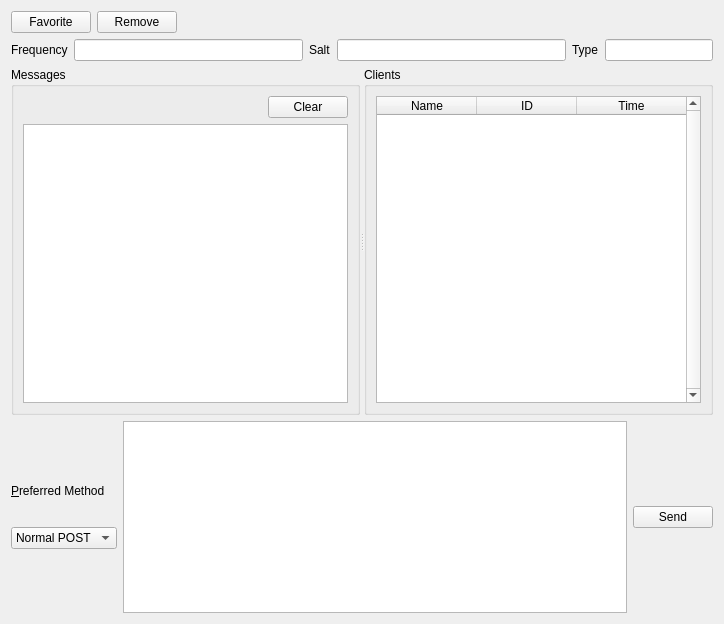
Above: UI/buzzpage.ui from xloem/spot-on-svn before the change. Below: the same form after it.
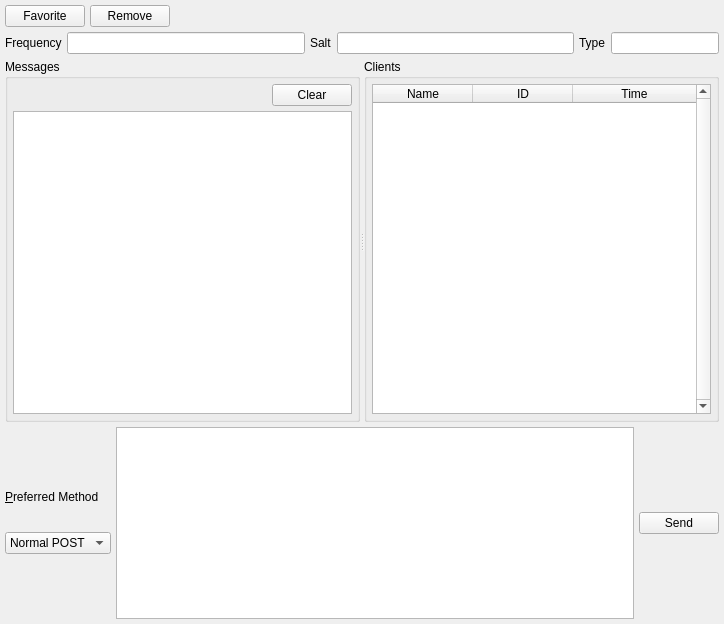
That is the form after the change. Custom widgets are drawn as their Qt base class.

The edit to the form file:
```diff
--- a/UI/buzzpage.ui
+++ b/UI/buzzpage.ui
@@ -14,8 +14,17 @@
    <string>Form</string>
   </property>
   <layout class="QVBoxLayout" name="verticalLayout">
+   <property name="spacing">
+    <number>5</number>
+   </property>
+   <property name="margin">
+    <number>5</number>
+   </property>
    <item>
     <layout class="QHBoxLayout" name="horizontalLayout_2">
+     <property name="spacing">
+      <number>5</number>
+     </property>
      <item>
       <widget class="QPushButton" name="favorite">
        <property name="text">
@@ -47,6 +56,9 @@
    </item>
    <item>
     <layout class="QHBoxLayout" name="horizontalLayout">
+     <property name="spacing">
+      <number>5</number>
+     </property>
      <item>
       <widget class="QLabel" name="label_3">
        <property name="text">
@@ -107,8 +119,17 @@
        <string>Messages</string>
       </property>
       <layout class="QVBoxLayout" name="verticalLayout_7">
+       <property name="spacing">
+        <number>5</number>
+       </property>
+       <property name="margin">
+        <number>5</number>
+       </property>
        <item>
         <layout class="QHBoxLayout" name="horizontalLayout_27">
+         <property name="spacing">
+          <number>5</number>
+         </property>
          <item>
           <spacer name="horizontalSpacer_23">
            <property name="orientation">
@@ -148,6 +169,12 @@
        <string>Clients</string>
       </property>
       <layout class="QVBoxLayout" name="verticalLayout_2">
+       <property name="spacing">
+        <number>5</number>
+       </property>
+       <property name="margin">
+        <number>5</number>
+       </property>
        <item>
         <widget class="QTableWidget" name="clients">
          <property name="verticalScrollBarPolicy">
@@ -185,8 +212,14 @@
    </item>
    <item>
     <layout class="QHBoxLayout" name="horizontalLayout_14">
+     <property name="spacing">
+      <number>5</number>
+     </property>
      <item>
       <layout class="QVBoxLayout" name="verticalLayout_12">
+       <property name="spacing">
+        <number>5</number>
+       </property>
        <item>
         <spacer name="verticalSpacer_6">
          <property name="orientation">
@@ -278,6 +311,9 @@
      </item>
      <item>
       <layout class="QVBoxLayout" name="verticalLayout_23">
+       <property name="spacing">
+        <number>5</number>
+       </property>
        <item>
         <widget class="QPushButton" name="sendMessage">
          <property name="text">
```
